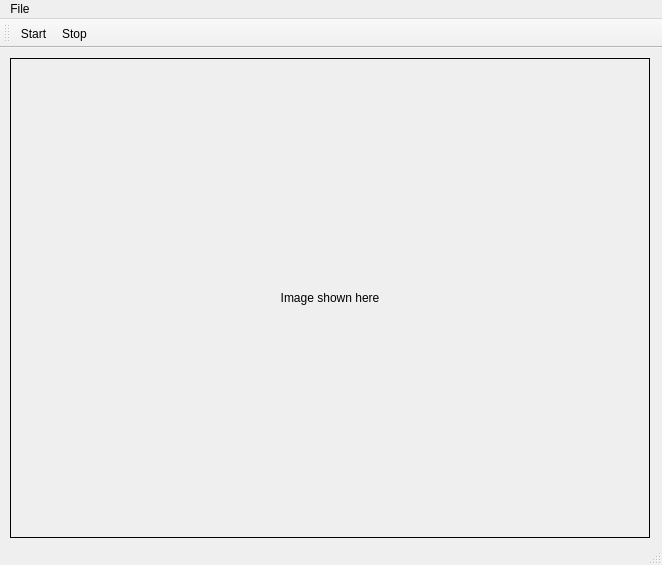
The window that qtcamera.ui (scottellis/QtCamera) describes before a commit, drawn with Qt 5.
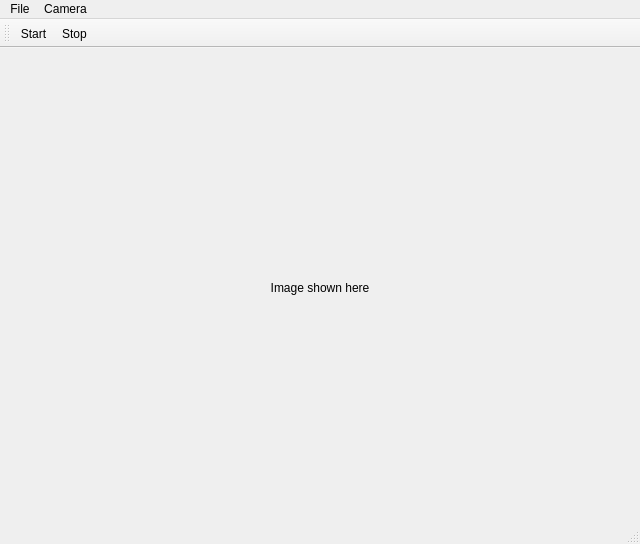
The same window after the commit.

Commit message: New grab model with Camera interface

Patch:
```diff
--- a/qtcamera.ui
+++ b/qtcamera.ui
@@ -6,8 +6,8 @@
    <rect>
     <x>0</x>
     <y>0</y>
-    <width>662</width>
-    <height>565</height>
+    <width>640</width>
+    <height>544</height>
    </rect>
   </property>
   <property name="windowTitle">
@@ -17,8 +17,8 @@
    <widget class="QLabel" name="cameraView">
     <property name="geometry">
      <rect>
-      <x>10</x>
-      <y>10</y>
+      <x>0</x>
+      <y>0</y>
       <width>640</width>
       <height>480</height>
      </rect>
@@ -27,7 +27,7 @@
      <bool>false</bool>
     </property>
     <property name="frameShape">
-     <enum>QFrame::Box</enum>
+     <enum>QFrame::NoFrame</enum>
     </property>
     <property name="text">
      <string>Image shown here</string>
@@ -42,7 +42,7 @@
     <rect>
      <x>0</x>
      <y>0</y>
-     <width>662</width>
+     <width>640</width>
      <height>21</height>
     </rect>
    </property>
@@ -50,12 +50,19 @@
     <property name="title">
      <string>File</string>
     </property>
+    <addaction name="actionExit"/>
+   </widget>
+   <widget class="QMenu" name="menuCamera">
+    <property name="title">
+     <string>Camera</string>
+    </property>
     <addaction name="actionStart"/>
     <addaction name="actionStop"/>
     <addaction name="separator"/>
     <addaction name="actionExit"/>
    </widget>
    <addaction name="menuFile"/>
+   <addaction name="menuCamera"/>
   </widget>
   <widget class="QToolBar" name="mainToolBar">
    <attribute name="toolBarArea">
```
Left out of the diff: 13 changed lines with no effect on the pictures. The commit also changes 11 other files.
